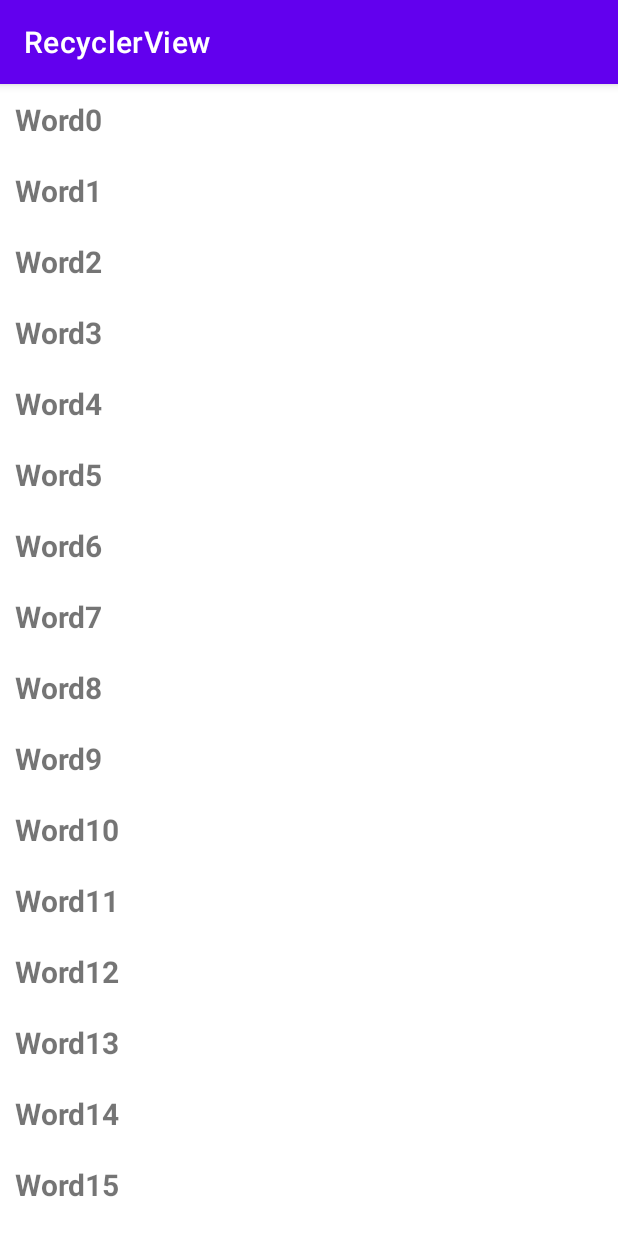
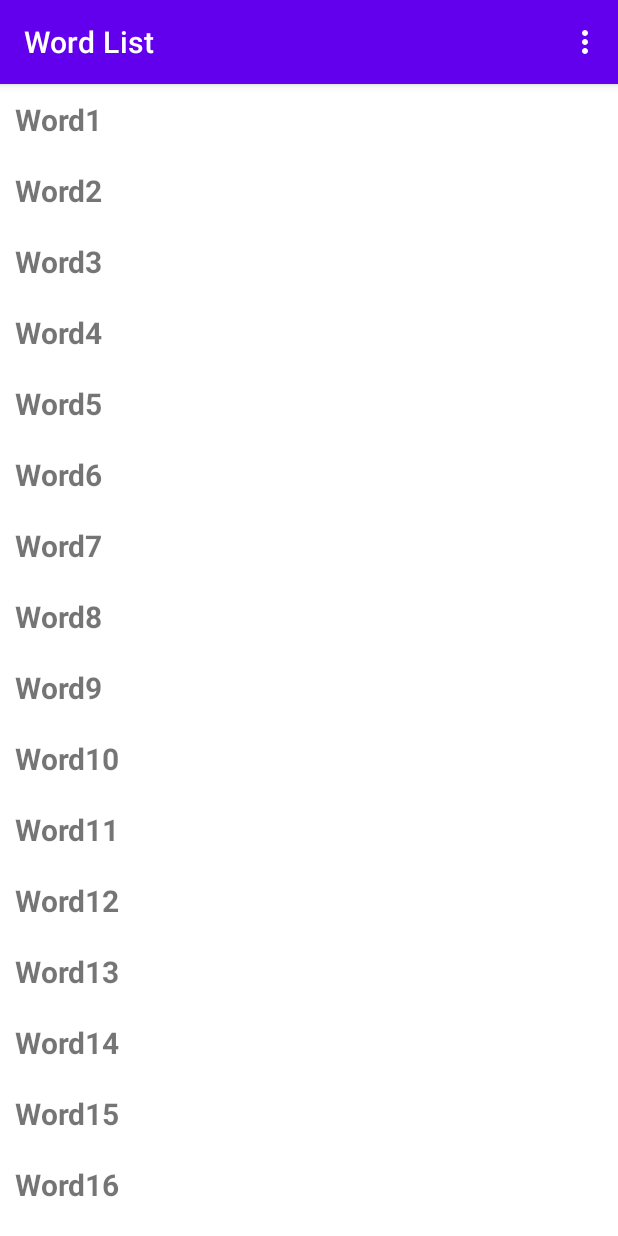
Before and after one commit to TheOverlakeSchool/RecyclerView, an Android app: the screen it shows after launch (MainActivity), on a phone screen of 412 x 824 dp. Run offline under Robolectric (Android 15) with nearby library versions, the phone set to English and light mode, and no system bars; our stand-ins replace navigation-ui.

Commit message:
complete homework

```diff
--- a/app/build.gradle
+++ b/app/build.gradle
@@ -37,6 +37,8 @@ dependencies {
     implementation 'androidx.appcompat:appcompat:1.6.1'
     implementation 'com.google.android.material:material:1.8.0'
     implementation 'androidx.constraintlayout:constraintlayout:2.1.4'
+    implementation 'androidx.navigation:navigation-fragment:2.5.3'
+    implementation 'androidx.navigation:navigation-ui:2.5.3'
     testImplementation 'junit:junit:4.13.2'
     androidTestImplementation 'androidx.test.ext:junit:1.1.5'
     androidTestImplementation 'androidx.test.espresso:espresso-core:3.5.1'
--- a/app/src/main/java/org/overlake/mat803/recyclerview/MainActivity.java
+++ b/app/src/main/java/org/overlake/mat803/recyclerview/MainActivity.java
@@ -4,8 +4,10 @@ import androidx.appcompat.app.AppCompatActivity;
 import androidx.recyclerview.widget.LinearLayoutManager;
 
 import android.os.Bundle;
+import android.view.Menu;
 
 import org.overlake.mat803.recyclerview.databinding.ActivityMainBinding;
+import org.overlake.mat803.recyclerview.databinding.WordListFragmentBinding;
 
 import java.util.List;
 
@@ -14,10 +16,7 @@ public class MainActivity extends AppCompatActivity {
     @Override
     protected void onCreate(Bundle savedInstanceState) {
         super.onCreate(savedInstanceState);
-        ActivityMainBinding binding = ActivityMainBinding.inflate(getLayoutInflater());
-        List<String> words = WordList.getInstance().getWords();
-        binding.recyclerView.setAdapter(new WordListAdapter(words, getLayoutInflater()));
-        binding.recyclerView.setLayoutManager(new LinearLayoutManager(this));
-        setContentView(binding.getRoot());
+        setContentView(R.layout.activity_main);
     }
+
 }
--- a/app/src/main/java/org/overlake/mat803/recyclerview/WordList.java
+++ b/app/src/main/java/org/overlake/mat803/recyclerview/WordList.java
@@ -9,10 +9,7 @@ public class WordList {
    public static WordList sWordList = new WordList();
 
    private WordList() {
-      mWords = new ArrayList<>(20);
-      for (int i = 0; i < 20; i++) {
-         mWords.add("Word" + i);
-      }
+      reset();
    }
 
    public static WordList getInstance() {
@@ -24,4 +21,22 @@ public class WordList {
       return mWords;
    }
 
+   public void set(String word, int position) {
+      mWords.set(position, word);
+   }
+
+   public String get(int position) {
+      return mWords.get(position);
+   }
+
+   public void remove(int position) {
+      mWords.remove(position);
+   }
+
+   public void reset() {
+      mWords = new ArrayList<>(20);
+      for (int i = 1; i <= 20; i++) {
+         mWords.add("Word" + i);
+      }
+   }
 }
--- a/app/src/main/java/org/overlake/mat803/recyclerview/WordListAdapter.java
+++ b/app/src/main/java/org/overlake/mat803/recyclerview/WordListAdapter.java
@@ -1,5 +1,7 @@
 package org.overlake.mat803.recyclerview;
 
+import android.app.Activity;
+import android.os.Bundle;
 import android.util.Log;
 import android.view.LayoutInflater;
 import android.view.View;
@@ -7,6 +9,10 @@ import android.view.ViewGroup;
 import android.widget.TextView;
 
 import androidx.annotation.NonNull;
+import androidx.fragment.app.Fragment;
+import androidx.fragment.app.FragmentManager;
+import androidx.navigation.NavController;
+import androidx.navigation.fragment.NavHostFragment;
 import androidx.recyclerview.widget.RecyclerView;
 
 import org.overlake.mat803.recyclerview.databinding.WordListItemBinding;
@@ -15,20 +21,22 @@ import java.util.List;
 
 class WordListAdapter extends RecyclerView.Adapter<WordListAdapter.WordListViewHolder> {
 
-    List<String> mWords;
+    WordList mWords;
     LayoutInflater mLayoutInflater;
-    int holderCount;
+    NavController mNavController;
+    Fragment mHost;
 
-    WordListAdapter(List<String> words, LayoutInflater inflater) {
-        mWords = words;
-        mLayoutInflater = inflater;
+    WordListAdapter(WordList wordList, Fragment host) {
+        mWords = wordList;
+        mHost = host;
+        mLayoutInflater = host.getLayoutInflater();
+        mNavController = NavHostFragment.findNavController(host);
     }
 
     @NonNull
     @Override
     public WordListViewHolder onCreateViewHolder(@NonNull ViewGroup parent, int viewType) {
         WordListItemBinding binding = WordListItemBinding.inflate(mLayoutInflater);
-        Log.d("WordListAdapter", "Holder created: " + ++holderCount);
         return new WordListViewHolder(binding);
     }
 
@@ -39,7 +47,7 @@ class WordListAdapter extends RecyclerView.Adapter<WordListAdapter.WordListViewH
 
     @Override
     public int getItemCount() {
-        return mWords.size();
+        return mWords.getWords().size();
     }
 
     class WordListViewHolder extends RecyclerView.ViewHolder {
@@ -50,7 +58,9 @@ class WordListAdapter extends RecyclerView.Adapter<WordListAdapter.WordListViewH
             super(binding.getRoot());
             mWord = binding.word;
             mWord.setOnClickListener(v-> {
-                mWord.setText(mWord.getText() + " -- updated");
+                Bundle bundle = new Bundle();
+                bundle.putInt(WordListUpdateFragment.POSITION, getLayoutPosition());
+                mNavController.navigate(R.id.wordListUpdateFragment, bundle);
             });
         }
 
--- /dev/null
+++ b/app/src/main/java/org/overlake/mat803/recyclerview/WordListFragment.java
@@ -0,0 +1,74 @@
+package org.overlake.mat803.recyclerview;
+
+import static org.overlake.mat803.recyclerview.WordListUpdateFragment.ACTION;
+import static org.overlake.mat803.recyclerview.WordListUpdateFragment.DIALOG_RESULT;
+import static org.overlake.mat803.recyclerview.WordListUpdateFragment.POSITION;
+import static org.overlake.mat803.recyclerview.WordListUpdateFragment.WORD;
+
+import android.app.AlertDialog;
+import android.os.Bundle;
+import android.view.LayoutInflater;
+import android.view.Menu;
+import android.view.MenuInflater;
+import android.view.MenuItem;
+import android.view.View;
+import android.view.ViewGroup;
+
+import androidx.annotation.NonNull;
+import androidx.annotation.Nullable;
+import androidx.core.view.MenuProvider;
+import androidx.fragment.app.Fragment;
+import androidx.fragment.app.FragmentResultListener;
+import androidx.navigation.ui.NavigationUI;
+import androidx.recyclerview.widget.LinearLayoutManager;
+
+import org.overlake.mat803.recyclerview.databinding.WordListFragmentBinding;
+
+import java.util.List;
+
+public class WordListFragment extends Fragment {
+   private WordList mWords;
+
+
+   @Nullable
+   @Override
+   public View onCreateView(@NonNull LayoutInflater inflater, @Nullable ViewGroup container, @Nullable Bundle savedInstanceState) {
+
+      WordListFragmentBinding binding = WordListFragmentBinding.inflate(getLayoutInflater());
+      mWords = WordList.getInstance();
+      binding.recyclerView.setAdapter(new WordListAdapter(mWords, this));
+      binding.recyclerView.setLayoutManager(new LinearLayoutManager(getContext()));
+      getParentFragmentManager().setFragmentResultListener(DIALOG_RESULT, this, new FragmentResultListener() {
+         @Override
+         public void onFragmentResult(@NonNull String requestKey, @NonNull Bundle result) {
+            int position = result.getInt(POSITION);
+            if (result.getInt(ACTION) == AlertDialog.BUTTON_NEGATIVE) {
+               mWords.remove(position);
+               binding.recyclerView.getAdapter().notifyDataSetChanged();
+            } else {
+               String word = result.getString(WORD);
+               mWords.set(word, position);
+               binding.recyclerView.getAdapter().notifyItemChanged(position);
+            }
+
+         }
+      });
+
+      getActivity().addMenuProvider(new MenuProvider() {
+         @Override
+         public void onCreateMenu(@NonNull Menu menu, @NonNull MenuInflater menuInflater) {
+            menuInflater.inflate(R.menu.options, menu);
+         }
+
+         @Override
+         public boolean onMenuItemSelected(@NonNull MenuItem menuItem) {
+            mWords.reset();
+            binding.recyclerView.getAdapter().notifyDataSetChanged();
+            return true;
+         }
+      });
+      return binding.getRoot();
+   }
+
+
+}
--- a/app/src/main/res/layout/activity_main.xml
+++ b/app/src/main/res/layout/activity_main.xml
@@ -6,8 +6,11 @@
     android:layout_height="match_parent"
     tools:context=".MainActivity" >
 
-    <androidx.recyclerview.widget.RecyclerView
-        android:id="@+id/recycler_view"
+    <androidx.fragment.app.FragmentContainerView
+        android:id="@+id/fragmentContainerView"
+        android:name="androidx.navigation.fragment.NavHostFragment"
         android:layout_width="match_parent"
-        android:layout_height="match_parent" />
+        android:layout_height="match_parent"
+        app:defaultNavHost="true"
+        app:navGraph="@navigation/nav_graph" />
 </FrameLayout>
--- /dev/null
+++ b/app/src/main/res/layout/word_list_fragment.xml
@@ -0,0 +1,10 @@
+<?xml version="1.0" encoding="utf-8"?>
+<FrameLayout xmlns:android="http://schemas.android.com/apk/res/android"
+    android:layout_width="match_parent"
+    android:layout_height="match_parent">
+
+    <androidx.recyclerview.widget.RecyclerView
+        android:id="@+id/recycler_view"
+        android:layout_width="match_parent"
+        android:layout_height="match_parent" />
+</FrameLayout>
--- /dev/null
+++ b/app/src/main/res/menu/options.xml
@@ -0,0 +1,8 @@
+<?xml version="1.0" encoding="utf-8"?>
+<menu xmlns:android="http://schemas.android.com/apk/res/android">
+
+    <item
+        android:id="@+id/reset"
+        android:title="Reset"
+        android:visible="true" />
+</menu>
--- /dev/null
+++ b/app/src/main/res/navigation/nav_graph.xml
@@ -0,0 +1,15 @@
+<?xml version="1.0" encoding="utf-8"?>
+<navigation xmlns:android="http://schemas.android.com/apk/res/android"
+    xmlns:app="http://schemas.android.com/apk/res-auto"
+    android:id="@+id/nav_graph"
+    app:startDestination="@id/wordListFragment">
+
+    <fragment
+        android:id="@+id/wordListFragment"
+        android:name="org.overlake.mat803.recyclerview.WordListFragment"
+        android:label="WordListFragment" />
+    <dialog
+        android:id="@+id/wordListUpdateFragment"
+        android:name="org.overlake.mat803.recyclerview.WordListUpdateFragment"
+        android:label="WordListUpdateFragment" />
+</navigation>
--- a/app/src/main/res/values/strings.xml
+++ b/app/src/main/res/values/strings.xml
@@ -1,3 +1,3 @@
 <resources>
-    <string name="app_name">RecyclerView</string>
+    <string name="app_name">Word List</string>
 </resources>
```
Also changed, not shown: app/src/main/java/org/overlake/mat803/recyclerview/WordListUpdateFragment.java (added, +68 -0 lines), app/src/main/res/layout/word_dialog.xml (added, +15 -0 lines).
